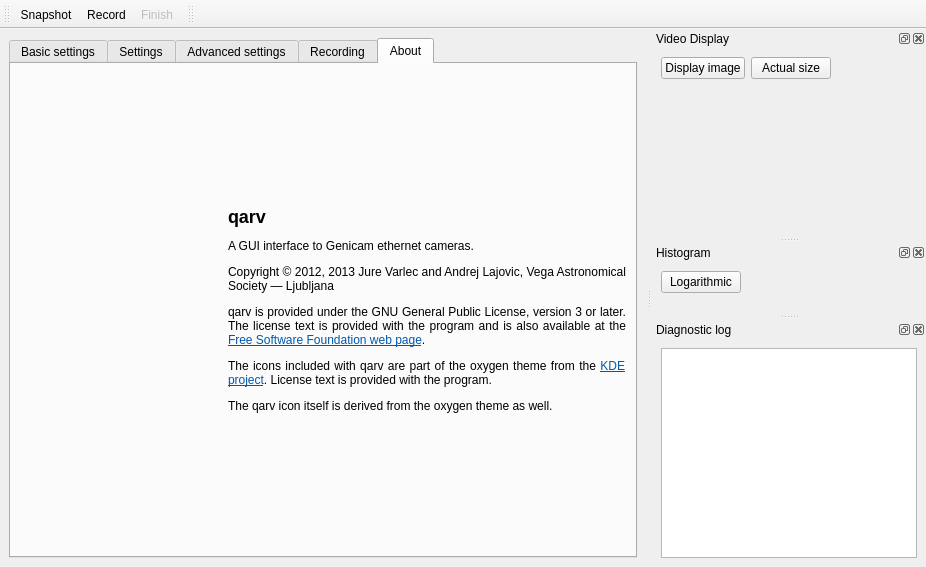
Old version of the form src/mainwindow.ui in the repository AD-Vega/qarv.
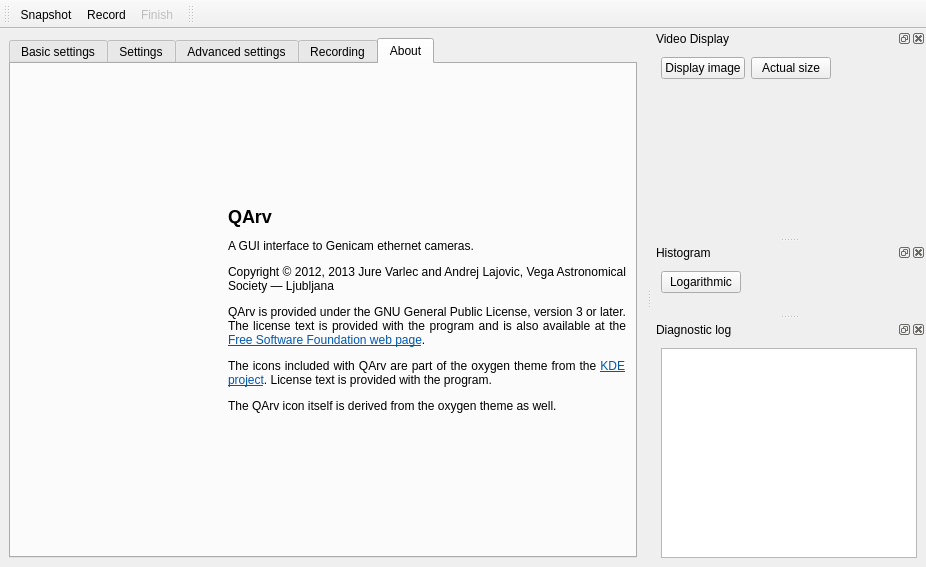
New version of the form. The open tabs and pages were chosen to show the change. Icons and pictures are not drawn. Custom widgets are drawn as their Qt base class.

Commit message: Rename qarv to QArv in visible strings.

The edit to the form file:
```diff
--- a/src/mainwindow.ui
+++ b/src/mainwindow.ui
@@ -948,7 +948,7 @@
         <item row="0" column="1">
          <widget class="QLabel" name="label_19">
           <property name="text">
-           <string>&lt;html&gt;&lt;head/&gt;&lt;body&gt;&lt;p&gt;&lt;span style=&quot; font-size:x-large; font-weight:600;&quot;&gt;qarv&lt;/span&gt;&lt;/p&gt;&lt;p&gt;A GUI interface to Genicam ethernet cameras.&lt;/p&gt;&lt;p&gt;Copyright © 2012, 2013 Jure Varlec and Andrej Lajovic, Vega Astronomical Society — Ljubljana&lt;/p&gt;&lt;p&gt;qarv is provided under the GNU General Public License, version 3 or later. The license text is provided with the program and is also available at the &lt;a href=&quot;http://www.gnu.org/licenses/gpl.html&quot;&gt;&lt;span style=&quot; text-decoration: underline; color:#0057ae;&quot;&gt;Free Software Foundation web page&lt;/span&gt;&lt;/a&gt;.&lt;/p&gt;&lt;p&gt;The icons included with qarv are part of the oxygen theme from the &lt;a href=&quot;http://www.kde.org&quot;&gt;&lt;span style=&quot; text-decoration: underline; color:#0057ae;&quot;&gt;KDE project&lt;/span&gt;&lt;/a&gt;. License text is provided with the program.&lt;/p&gt;&lt;p&gt;The qarv icon itself is derived from the oxygen theme as well.&lt;/p&gt;&lt;/body&gt;&lt;/html&gt;</string>
+           <string>&lt;html&gt;&lt;head/&gt;&lt;body&gt;&lt;p&gt;&lt;span style=&quot; font-size:x-large; font-weight:600;&quot;&gt;QArv&lt;/span&gt;&lt;/p&gt;&lt;p&gt;A GUI interface to Genicam ethernet cameras.&lt;/p&gt;&lt;p&gt;Copyright © 2012, 2013 Jure Varlec and Andrej Lajovic, Vega Astronomical Society — Ljubljana&lt;/p&gt;&lt;p&gt;QArv is provided under the GNU General Public License, version 3 or later. The license text is provided with the program and is also available at the &lt;a href=&quot;http://www.gnu.org/licenses/gpl.html&quot;&gt;&lt;span style=&quot; text-decoration: underline; color:#0057ae;&quot;&gt;Free Software Foundation web page&lt;/span&gt;&lt;/a&gt;.&lt;/p&gt;&lt;p&gt;The icons included with QArv are part of the oxygen theme from the &lt;a href=&quot;http://www.kde.org&quot;&gt;&lt;span style=&quot; text-decoration: underline; color:#0057ae;&quot;&gt;KDE project&lt;/span&gt;&lt;/a&gt;. License text is provided with the program.&lt;/p&gt;&lt;p&gt;The QArv icon itself is derived from the oxygen theme as well.&lt;/p&gt;&lt;/body&gt;&lt;/html&gt;</string>
           </property>
           <property name="alignment">
            <set>Qt::AlignJustify|Qt::AlignVCenter</set>
```
Left out of the diff: 2 changed lines with no effect on the pictures. The commit also changes 45 other files.
